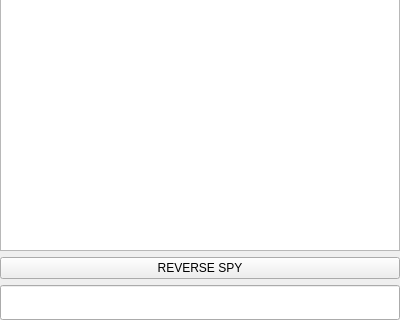
Before: the Qt Designer form INSTANT-MAGNORMO/conversationwidget.ui in cbranch/INSTANT-MAGNORMO, drawn with Qt 5; both pictures show x 0 to 400 and y 186 to 506 of the 400 by 506 pixel window.
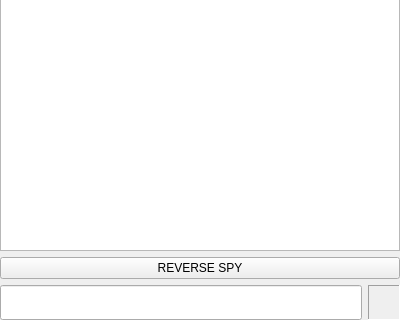
After: the same form once the commit is applied.

Commit message: Added label to display contact's photo in the conversation widget

The edit to the form file:
```diff
--- a/INSTANT-MAGNORMO/conversationwidget.ui
+++ b/INSTANT-MAGNORMO/conversationwidget.ui
@@ -13,18 +13,18 @@
   <property name="windowTitle">
    <string>Form</string>
   </property>
-  <layout class="QVBoxLayout" name="verticalLayout">
+  <layout class="QGridLayout" name="gridLayout">
    <property name="margin">
     <number>0</number>
    </property>
-   <item>
+   <item row="0" column="0" colspan="2">
     <widget class="QTextBrowser" name="textEdit">
      <property name="openLinks">
       <bool>false</bool>
      </property>
     </widget>
    </item>
-   <item>
+   <item row="1" column="0" colspan="2">
     <widget class="QPushButton" name="pushButton">
      <property name="minimumSize">
       <size>
@@ -37,7 +37,7 @@
      </property>
     </widget>
    </item>
-   <item>
+   <item row="2" column="0">
     <widget class="QLineEdit" name="lineEdit">
      <property name="minimumSize">
       <size>
@@ -47,6 +47,28 @@
      </property>
     </widget>
    </item>
+   <item row="2" column="1">
+    <widget class="QLabel" name="contactPhoto">
+     <property name="minimumSize">
+      <size>
+       <width>32</width>
+       <height>32</height>
+      </size>
+     </property>
+     <property name="frameShape">
+      <enum>QFrame::Panel</enum>
+     </property>
+     <property name="frameShadow">
+      <enum>QFrame::Sunken</enum>
+     </property>
+     <property name="text">
+      <string/>
+     </property>
+     <property name="scaledContents">
+      <bool>true</bool>
+     </property>
+    </widget>
+   </item>
   </layout>
  </widget>
  <resources/>
```
